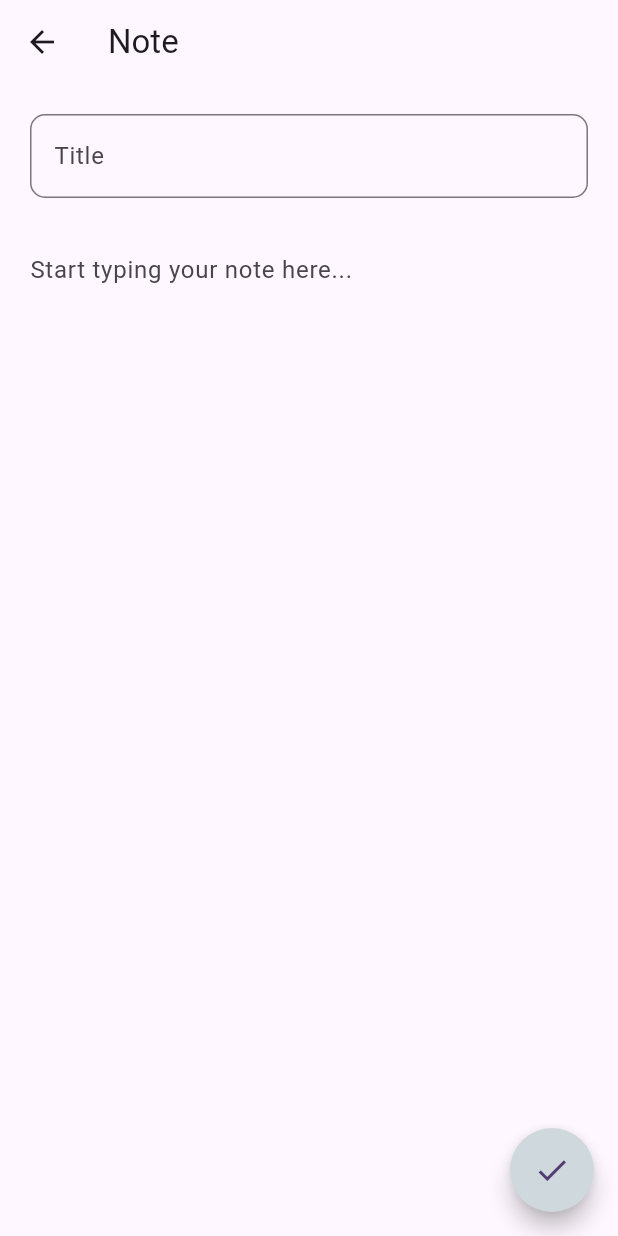
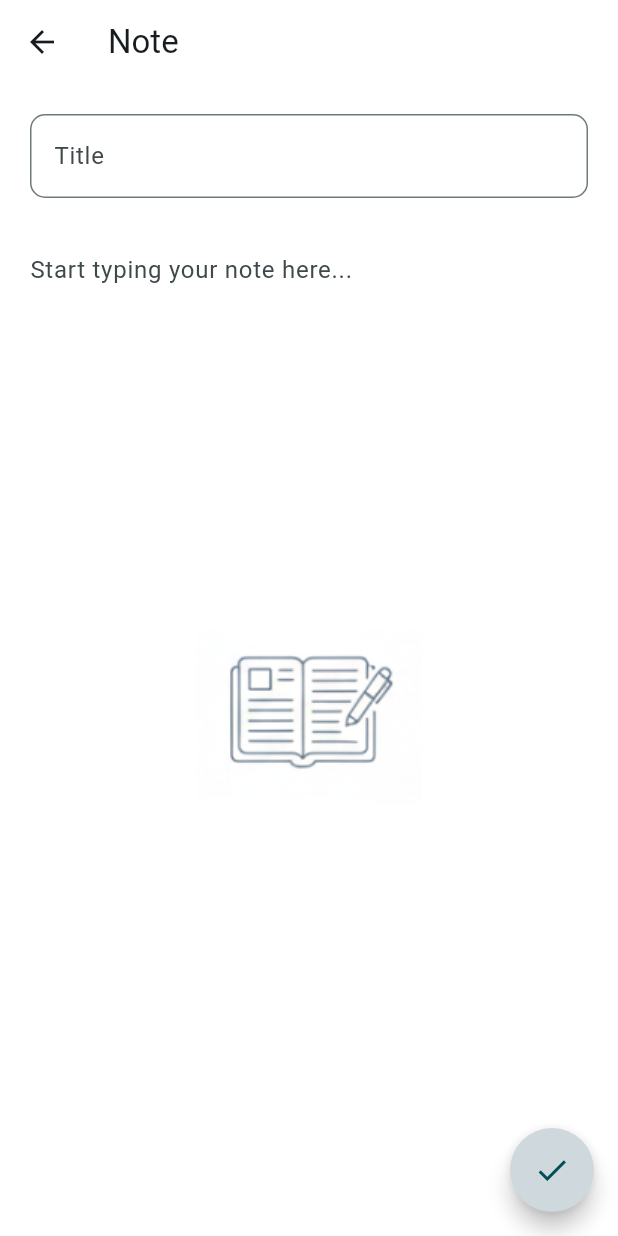
Before and after one commit to varinder56/notes_app, a Flutter app: the screen it shows after launch, after a tap on an icon or button, on a phone screen of 412 x 824 dp. Run offline on Flutter 3.47's test engine with Material 3 defaults, Android fonts, the phone set to English and light mode, and no system bars; our stand-ins replace font_awesome_flutter, shared_preferences.

Commit message:
add onboarding notes and improve UI elements

```diff
--- a/lib/main.dart
+++ b/lib/main.dart
@@ -13,7 +13,10 @@ class MyApp extends StatelessWidget {
     return MaterialApp(
       title: '(: Write yours - Notes App ',
       debugShowCheckedModeBanner: false,
-      theme: ThemeData(colorScheme: .fromSeed(seedColor: Colors.deepPurple)),
+      theme: ThemeData(
+        colorScheme: .fromSeed(seedColor: Colors.white),
+        useMaterial3: true,
+      ),
       home: const MyHomePage(title: 'Flutter Demo Home Page'),
     );
   }
--- a/lib/main_screen.dart
+++ b/lib/main_screen.dart
@@ -18,8 +18,22 @@ class _MyHomePageState extends State<MyHomePage> {
   @override
   void initState() {
     super.initState();
+    _initializeNoteList();
   }
 
+  ///////////////////
+  Future _initializeNoteList() async {
+    final prefs = await SharedPreferences.getInstance();
+    final bool freshApp = prefs.getBool("fresh") ?? true;
+    if (freshApp) {
+      setState(() {
+        notes = onboardingNotes();
+      });
+      await prefs.setBool("fresh", false);
+    } else {}
+  }
+
+  /// /////////////////////////
   @override
   Widget build(BuildContext context) {
     return Scaffold(
@@ -78,10 +92,12 @@ class _MyHomePageState extends State<MyHomePage> {
                             tileColor: Color(0xFFE6E8EB),
 
                             title: Text(
-                              notes[index].title,
+                              notes[index].title.isNotEmpty
+                                  ? notes[index].title
+                                  : notes[index].content.split('\n').first,
                               style: TextStyle(
                                 fontWeight: FontWeight.bold,
-                                fontSize: 25,
+                                fontSize: 20,
                               ),
                               overflow: TextOverflow.ellipsis,
                             ),
@@ -143,10 +159,12 @@ class _MyHomePageState extends State<MyHomePage> {
                               crossAxisAlignment: CrossAxisAlignment.start,
                               children: [
                                 Text(
-                                  notes[index].title,
+                                  notes[index].title.isNotEmpty
+                                      ? notes[index].title
+                                      : notes[index].content.split('\n').first,
                                   style: TextStyle(
                                     fontWeight: FontWeight.bold,
-                                    fontSize: 25,
+                                    fontSize: 20,
                                   ),
                                   overflow: TextOverflow.ellipsis,
                                 ),
--- a/lib/note_screen.dart
+++ b/lib/note_screen.dart
@@ -11,6 +11,7 @@ class NoteDetailPage extends StatefulWidget {
 
 class _NoteDetailPageState extends State<NoteDetailPage> {
   late NoteMode _mode;
+  double bookOpacity = 1.0;
 
   @override
   void initState() {
@@ -20,6 +21,13 @@ class _NoteDetailPageState extends State<NoteDetailPage> {
       titleController.text = widget.note!.title;
       contentController.text = widget.note!.content;
     }
+    contentController.addListener(() {
+      final lines = "\n".allMatches(contentController.text).length + 1;
+
+      setState(() {
+        bookOpacity = lines > 3 ? 0.15 : 1.0;
+      });
+    });
   }
 
   var titleController = TextEditingController();
@@ -29,7 +37,9 @@ class _NoteDetailPageState extends State<NoteDetailPage> {
   Widget build(BuildContext context) {
     bool isReadOnly = _mode == NoteMode.view;
     return Scaffold(
+      backgroundColor: Colors.white,
       appBar: AppBar(
+        backgroundColor: Colors.white,
         title: Text("Note"),
         actions: _mode == NoteMode.view
             ? [
@@ -106,7 +116,18 @@ class _NoteDetailPageState extends State<NoteDetailPage> {
           Expanded(
             child: Padding(
               padding: const EdgeInsets.all(20.0),
-              child: TextField(
+              child: Stack(
+                fit: StackFit.expand,
+                children: [
+                  Center(
+                    child: AnimatedOpacity(
+                      opacity: bookOpacity,
+                      duration: Duration(milliseconds: 500),
+                      curve: Curves.easeOut,
+                      child: Image.asset("assets/images/image.png"),
+                    ),
+                  ),
+                  TextField(
                     controller: contentController,
                     focusNode: _contentFocusNode,
                     readOnly: isReadOnly,
@@ -116,6 +137,8 @@ class _NoteDetailPageState extends State<NoteDetailPage> {
                     ),
                     maxLines: null,
                     textAlignVertical: TextAlignVertical.center,
+                  ),
+                ],
               ),
             ),
           ),
--- a/lib/sun.dart
+++ b/lib/sun.dart
@@ -8,14 +8,7 @@ class ANote {
 
 ////////////////////////////////////////////////////////////////////////////////////////////
 ANote createNote({required String title, required String content}) {
-  List<String> lines = content.trim().split('\n');
-  if (title.trim().isNotEmpty) {
-    return ANote(title: title, content: content);
-  } else {
-    final resolvedTitle = lines.isNotEmpty ? lines[0] : 'Untitled';
-    final resolvedContent = lines.length > 1 ? lines.sublist(1).join('\n') : '';
-    return ANote(title: resolvedTitle, content: resolvedContent);
-  }
+  return ANote(title: title, content: content);
 }
 
 ////////////////////////////////////////////////////////////////////////////////////////////
@@ -23,13 +16,48 @@ String previewText(String content) {
   final lines = content.split('\n');
 
   if (lines.length <= 2) {
-    return content; // show as-is
+    return content;
   }
-
-  return '${lines[0]}\n${lines[1]}\n…';
+  return '${lines[1]}\n${lines[2]}\n…';
 }
 
 /////////////////////////////////////////////////////////////////////////////////////////////
 enum NoteMode { create, view, edit }
 
 enum NoteAction { deleted }
+
+/////////////////////////////////////////////////////////////////////////////////////////////
+List<ANote> onboardingNotes() {
+  return [
+    ANote(
+      title: "Welcome👋",
+      content:
+          "This app helps you write quickly and stay organized.\n\n"
+          "Notes are simple: a title and content. Let’s get started.",
+    ),
+    ANote(
+      title: "Create a Note ➕",
+      content:
+          "Tap the + button to create a new note.\n\n"
+          "You can start typing right away — no setup needed.",
+    ),
+    ANote(
+      title: "Edit & Save ✏️",
+      content:
+          "Open any note and tap the edit icon.\n\n"
+          "Changes are saved when you tap the ✔ button.",
+    ),
+    ANote(
+      title: "Smart Titles 🧠",
+      content:
+          "If you forget to add a title,\n"
+          "the first line of your note is shown as the title — only for display.",
+    ),
+    ANote(
+      title: " 🗑️",
+      content:
+          "You can edit or delete any note anytime.\n\n"
+          "These guide notes can be removed once you’re comfortable.",
+    ),
+  ];
+}
--- a/pubspec.yaml
+++ b/pubspec.yaml
@@ -60,9 +60,8 @@ flutter:
   uses-material-design: true
 
   # To add assets to your application, add an assets section, like this:
-  # assets:
-  #   - images/a_dot_burr.jpeg
-  #   - images/a_dot_ham.jpeg
+  assets:
+    - assets/images/
 
   # An image asset can refer to one or more resolution-specific "variants", see
   # https://flutter.dev/to/resolution-aware-images
```
Also changed, not shown: assets/images/image.png (added). Lines whose indentation alone changed are shown as unchanged.
